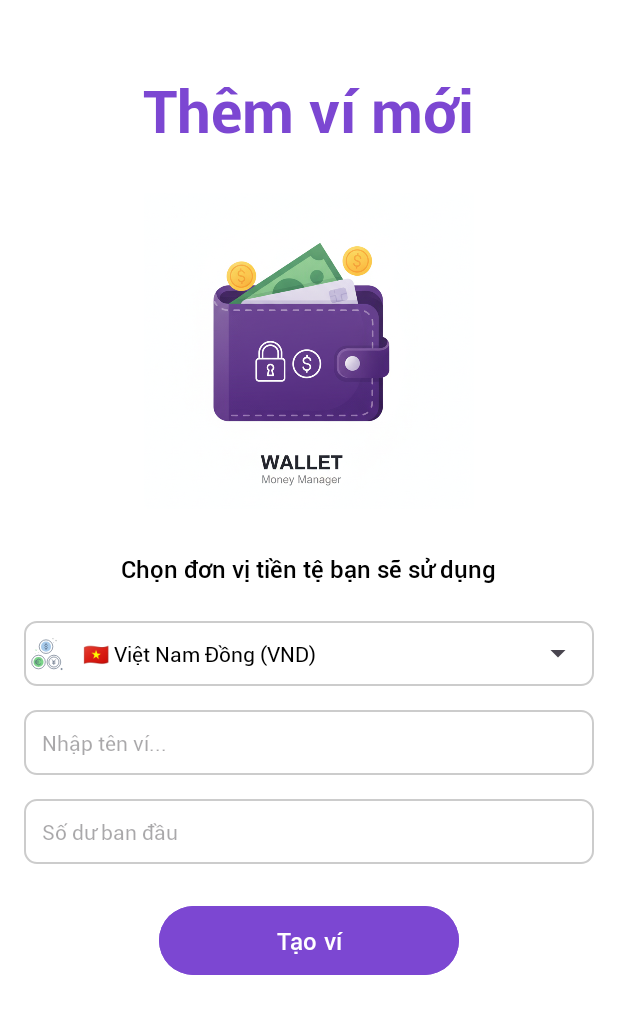
After one commit to duy321111/expense_tracker_app, an Android app: the AddWalletActivity screen opened directly, with no data from a screen before it, on a phone screen of 412 x 824 dp. The commit adds this screen. Shown: the top 1014 px of the screen. Run offline under Robolectric (Android 15) with nearby library versions, the phone set to English and light mode, and no system bars.

Commit message:
add_wallet page

```diff
--- a/app/src/main/AndroidManifest.xml
+++ b/app/src/main/AndroidManifest.xml
@@ -16,7 +16,7 @@
             android:name=".ui.MainActivity"
             android:exported="true">
             <intent-filter>
-                <action android:name="android.intent.action.MAIN" />
+                <action android:name="android.intent.action.Main" />
                 <category android:name="android.intent.category.LAUNCHER" />
             </intent-filter>
         </activity>
@@ -27,6 +27,7 @@
         <activity android:name=".ui.ForgotPassword" android:exported="true"/>
         <activity android:name=".ui.OTPVerification" android:exported="true"/>
         <activity android:name=".ui.ResetPassword" android:exported="true"/>
+        <activity android:name=".ui.AddWalletActivity" android:exported="true"/>
 
     </application>
 </manifest>
--- /dev/null
+++ b/app/src/main/java/com/example/expense_tracker_app/ui/AddWalletActivity.java
@@ -0,0 +1,66 @@
+package com.example.expense_tracker_app.ui;
+
+import android.os.Bundle;
+import android.view.View;
+import android.widget.ArrayAdapter;
+import android.widget.Button;
+import android.widget.EditText;
+import android.widget.Spinner;
+import androidx.appcompat.app.AppCompatActivity;
+import com.example.expense_tracker_app.R;
+
+public class AddWalletActivity extends AppCompatActivity {
+
+    @Override
+    protected void onCreate(Bundle savedInstanceState) {
+        super.onCreate(savedInstanceState);
+        setContentView(R.layout.activity_add_wallet);
+
+        // Khởi tạo Spinner cho tiền tệ
+        Spinner spinnerCurrency = findViewById(R.id.spinner_currency);
+
+        // Sử dụng layout tùy chỉnh để đồng bộ style Body2
+        ArrayAdapter<CharSequence> adapter = ArrayAdapter.createFromResource(
+                this,
+                R.array.currencies,
+                R.layout.spinner_item // layout hiển thị chính
+        );
+        adapter.setDropDownViewResource(R.layout.spinner_dropdown_item); // layout khi xổ ra
+        spinnerCurrency.setAdapter(adapter);
+
+        //  Khởi tạo các View khác
+        Button btnCreateWallet = findViewById(R.id.btn_create_wallet);
+        EditText etWalletName = findViewById(R.id.et_wallet_name);
+        EditText etInitialBalance = findViewById(R.id.et_initial_balance);
+
+        // Xử lý khi nhấn nút "Tạo ví"
+        // Xử lý khi nhấn nút "Tạo ví"
+        btnCreateWallet.setOnClickListener(new View.OnClickListener() {
+            @Override
+            public void onClick(View v) {
+                String walletName = etWalletName.getText().toString().trim();
+                String initialBalanceStr = etInitialBalance.getText().toString().trim();
+                String selectedCurrency = spinnerCurrency.getSelectedItem().toString();
+
+                if (walletName.isEmpty()) {
+                    etWalletName.setError("Vui lòng nhập tên ví!");
+                    return;
+                }
+
+                double initialBalance = 0.0;
+                if (!initialBalanceStr.isEmpty()) {
+                    try {
+                        initialBalance = Double.parseDouble(initialBalanceStr);
+                    } catch (NumberFormatException e) {
+                        etInitialBalance.setError("Số dư không hợp lệ!");
+                        return;
+                    }
+                }
+
+                // TODO: Lưu thông tin ví (walletName, initialBalance, selectedCurrency)
+                // Hiện tại chỉ đóng Activity sau khi tạo
+                finish();
+            }
+        });
+    }
+}
--- a/app/src/main/java/com/example/expense_tracker_app/ui/Login.java
+++ b/app/src/main/java/com/example/expense_tracker_app/ui/Login.java
@@ -25,6 +25,12 @@ public class Login extends AppCompatActivity {
             startActivity(intent);
         });
 
+        Button btnLogin = findViewById(R.id.btnLogin);
+        btnLogin.setOnClickListener(v -> {
+            Intent intent = new Intent(Login.this, AddWalletActivity.class);
+            startActivity(intent);
+        });
+
         // TextView quên mật khẩu
         TextView tvForgotPassword = findViewById(R.id.tvForgotPassword);
         tvForgotPassword.setOnClickListener(v -> {
--- /dev/null
+++ b/app/src/main/res/drawable/border_background.xml
@@ -0,0 +1,6 @@
+<?xml version="1.0" encoding="utf-8"?>
+<shape xmlns:android="http://schemas.android.com/apk/res/android">
+    <solid android:color="#FFFFFF"/>
+    <corners android:radius="8dp"/>
+    <stroke android:width="1dp" android:color="#CCCCCC"/>
+</shape>
--- /dev/null
+++ b/app/src/main/res/drawable/edittext_border.xml
@@ -0,0 +1,6 @@
+<?xml version="1.0" encoding="utf-8"?>
+<shape xmlns:android="http://schemas.android.com/apk/res/android">
+    <solid android:color="#FFFFFF"/>
+    <corners android:radius="8dp"/>
+    <stroke android:width="1dp" android:color="#CCCCCC"/>
+</shape>
--- /dev/null
+++ b/app/src/main/res/drawable/ic_currency.xml
@@ -0,0 +1,63 @@
+<vector xmlns:android="http://schemas.android.com/apk/res/android" android:height="50dp" android:viewportHeight="146" android:viewportWidth="146" android:width="50dp">
+
+    <path android:fillColor="#ffffff" android:pathData="M101,77.94a27.6,27.6 0,1 1,-27.6 27.6A27.6,27.6 0,0 1,101 77.94ZM121.4,105.54a20.4,20.4 0,1 0,-20.4 20.4A20.4,20.4 0,0 0,121.4 105.54Z"/>
+
+    <path android:fillColor="#ffffff" android:pathData="M69,15.54a27.6,27.6 0,1 1,-27.6 27.6A27.6,27.6 0,0 1,69 15.54ZM89.4,43.14A20.4,20.4 0,1 0,69 63.54,20.4 20.4,0 0,0 89.4,43.14Z"/>
+
+    <path android:fillColor="#ffffff" android:pathData="M101,105.54m-20.4,0a20.4,20.4 0,1 1,40.8 0a20.4,20.4 0,1 1,-40.8 0"/>
+
+    <path android:fillColor="#a8cbeb" android:pathData="M69,43.14m-20.4,0a20.4,20.4 0,1 1,40.8 0a20.4,20.4 0,1 1,-40.8 0"/>
+
+    <path android:fillColor="#00000000" android:pathData="M69,43.14m-27.6,0a27.6,27.6 0,1 1,55.2 0a27.6,27.6 0,1 1,-55.2 0" android:strokeColor="#515f76" android:strokeWidth="2.4"/>
+
+    <path android:fillColor="#00000000" android:pathData="M101,105.54m-27.6,0a27.6,27.6 0,1 1,55.2 0a27.6,27.6 0,1 1,-55.2 0" android:strokeColor="#515f76" android:strokeWidth="2.4"/>
+
+    <path android:fillColor="#00000000" android:pathData="M101,105.54m-20.4,0a20.4,20.4 0,1 1,40.8 0a20.4,20.4 0,1 1,-40.8 0" android:strokeColor="#515f76" android:strokeWidth="2.4"/>
+
+    <path android:fillColor="#00000000" android:pathData="M100.6,103.94l0,1.2l0,5.6l0,5.2" android:strokeColor="#515f76" android:strokeLineCap="round" android:strokeWidth="2.4"/>
+
+    <path android:fillColor="#00000000" android:pathData="M107.4,96.14l-6.14,7.4l-1.06,0l-6.14,-7.29" android:strokeColor="#515f76" android:strokeLineCap="round" android:strokeWidth="2.4"/>
+
+    <path android:fillColor="#00000000" android:pathData="M95.4,105.14l5.2,0l5.2,0" android:strokeColor="#515f76" android:strokeLineCap="round" android:strokeWidth="2.4"/>
+
+    <path android:fillColor="#00000000" android:pathData="M95.4,110.74l5.2,0l5.2,0" android:strokeColor="#515f76" android:strokeLineCap="round" android:strokeWidth="2.4"/>
+
+    <path android:fillColor="#ffffff" android:pathData="M38.6,77.94A27.6,27.6 0,1 1,11 105.54,27.6 27.6,0 0,1 38.6,77.94ZM59,105.54a20.4,20.4 0,1 0,-20.4 20.4A20.4,20.4 0,0 0,59 105.54Z"/>
+
+    <path android:fillColor="#7bd489" android:pathData="M38.6,105.54m-20.4,0a20.4,20.4 0,1 1,40.8 0a20.4,20.4 0,1 1,-40.8 0"/>
+
+    <path android:fillColor="#00000000" android:pathData="M38.6,105.54m-27.6,0a27.6,27.6 0,1 1,55.2 0a27.6,27.6 0,1 1,-55.2 0" android:strokeColor="#515f76" android:strokeWidth="2.4"/>
+
+    <path android:fillColor="#00000000" android:pathData="M47.86,113.26a11.6,11.6 0,1 1,-0.34 -16.06" android:strokeColor="#515f76" android:strokeLineCap="round" android:strokeWidth="2.4"/>
+
+    <path android:fillColor="#00000000" android:pathData="M25,101.94l3.39,0l10.21,0" android:strokeColor="#515f76" android:strokeLineCap="round" android:strokeWidth="2.4"/>
+
+    <path android:fillColor="#00000000" android:pathData="M25,109.14l3.48,0l10.12,0" android:strokeColor="#515f76" android:strokeLineCap="round" android:strokeWidth="2.4"/>
+
+    <path android:fillColor="#00000000" android:pathData="M69.2,42.74c2.87,0 5.2,2.06 5.2,4.6s-2.33,4.6 -5.2,4.6S64,49.88 64,47.34" android:strokeColor="#515f76" android:strokeLineCap="round" android:strokeWidth="2.4"/>
+
+    <path android:fillColor="#00000000" android:pathData="M74.4,38.14c0,-2.54 -2.33,-4.6 -5.2,-4.6S64,35.6 64,38.14s2.33,4.6 5.2,4.6" android:strokeColor="#515f76" android:strokeLineCap="round" android:strokeWidth="2.4"/>
+
+    <path android:fillColor="#00000000" android:pathData="M69,30L69,32" android:strokeColor="#515f76" android:strokeLineCap="round" android:strokeWidth="2"/>
+
+    <path android:fillColor="#00000000" android:pathData="M69,52L69,55" android:strokeColor="#515f76" android:strokeLineCap="round" android:strokeWidth="2"/>
+
+    <path android:fillColor="#00000000" android:pathData="M27.26,55.81L30.46,59.01" android:strokeColor="#7bd489" android:strokeLineCap="round" android:strokeWidth="1.6"/>
+
+    <path android:fillColor="#00000000" android:pathData="M30.46,55.81L27.26,59.01" android:strokeColor="#7bd489" android:strokeLineCap="round" android:strokeWidth="1.6"/>
+
+    <path android:fillColor="#00000000" android:pathData="M97.5,11.01m-2,0a2,2 0,1 1,4 0a2,2 0,1 1,-4 0" android:strokeColor="#b8b9ba" android:strokeLineCap="round" android:strokeWidth="1.6"/>
+
+    <path android:fillColor="#b8b9ba" android:pathData="M100.2,26.87m-1.6,0a1.6,1.6 0,1 1,3.2 0a1.6,1.6 0,1 1,-3.2 0"/>
+
+    <path android:fillColor="#b8b9ba" android:pathData="M109.71,16.84L112,15.62a0.08,0.08 0,0 1,0.12 0.08l-0.44,2.59 2,1.95 -2.76,0.4 -1.24,2.5 -1.24,-2.5 -2.6,-0.38a0.08,0.08 0,0 1,0 -0.14l1.88,-1.84 -0.47,-2.75Z"/>
+
+    <path android:fillColor="#b8b9ba" android:pathData="M37.86,66.54m-1.6,0a1.6,1.6 0,1 1,3.2 0a1.6,1.6 0,1 1,-3.2 0"/>
+
+    <path android:fillColor="#b8b9ba" android:pathData="M25,71.67m-1.6,0a1.6,1.6 0,1 1,3.2 0a1.6,1.6 0,1 1,-3.2 0"/>
+
+    <path android:fillColor="#00000000" android:pathData="M132.2,131.29L132.2,136.59" android:strokeColor="#515f76" android:strokeLineCap="round" android:strokeWidth="2.4"/>
+
+    <path android:fillColor="#00000000" android:pathData="M135,133.94L129.4,133.94" android:strokeColor="#515f76" android:strokeLineCap="round" android:strokeWidth="2.4"/>
+
+</vector>
--- /dev/null
+++ b/app/src/main/res/layout/activity_add_wallet.xml
@@ -0,0 +1,100 @@
+<?xml version="1.0" encoding="utf-8"?>
+<LinearLayout xmlns:android="http://schemas.android.com/apk/res/android"
+    android:layout_width="match_parent"
+    android:layout_height="match_parent"
+    android:orientation="vertical"
+    android:padding="16dp"
+    android:background="@color/white">
+
+    <!-- Tiêu đề -->
+    <TextView
+        android:layout_width="wrap_content"
+        android:layout_height="wrap_content"
+        android:text="Thêm ví mới"
+        android:layout_gravity="center"
+        style="@style/Heading1"
+        android:textColor="@color/primary_1"
+        android:layout_marginTop="30dp"
+        android:layout_marginBottom="24dp"/>
+
+    <!-- Hình minh họa ví -->
+    <ImageView
+        android:layout_width="220dp"
+        android:layout_height="220dp"
+        android:src="@drawable/wallet"
+        android:layout_gravity="center"
+        android:contentDescription="Wallet Illustration"
+        android:scaleType="fitCenter"
+        android:layout_marginBottom="24dp"/>
+
+    <!-- Mô tả -->
+    <TextView
+        android:layout_width="wrap_content"
+        android:layout_height="wrap_content"
+        android:text="Chọn đơn vị tiền tệ bạn sẽ sử dụng"
+        android:textSize="16sp"
+        android:textColor="@color/black"
+        android:layout_gravity="center"
+        style="@style/Body1"
+        android:layout_marginBottom="24dp"/>
+
+    <!-- Spinner cho tiền tệ với icon -->
+    <LinearLayout
+        android:layout_width="match_parent"
+        android:layout_height="wrap_content"
+        android:orientation="horizontal"
+        android:background="@drawable/border_background"
+        android:layout_marginBottom="16dp"
+        style="@style/Body2">
+
+        <ImageView
+            android:layout_width="24dp"
+            android:layout_height="24dp"
+            android:layout_marginTop="10dp"
+            android:layout_marginStart="3dp"
+            android:src="@drawable/ic_currency"
+       />
+
+        <Spinner
+            android:id="@+id/spinner_currency"
+            style="@style/Body2"
+            android:layout_width="match_parent"
+            android:layout_height="wrap_content"
+            android:entries="@array/currencies" />
+    </LinearLayout>
+
+    <!-- Ô nhập tên ví -->
+    <EditText
+        android:id="@+id/et_wallet_name"
+        android:layout_width="match_parent"
+        android:layout_height="wrap_content"
+        style="@style/Body2"
+        android:hint="Nhập tên ví..."
+        android:padding="12dp"
+        android:background="@drawable/edittext_border"
+        android:layout_marginBottom="16dp"/>
+
+    <!-- Ô nhập số dư -->
+    <EditText
+        android:id="@+id/et_initial_balance"
+        android:layout_width="match_parent"
+        android:layout_height="wrap_content"
+        style="@style/Body2"
+        android:hint="Số dư ban đầu"
+        android:inputType="numberDecimal"
+        android:padding="12dp"
+        android:background="@drawable/edittext_border"
+        android:layout_marginBottom="24dp"/>
+
+    <!-- Nút Tạo ví -->
+    <Button
+        android:id="@+id/btn_create_wallet"
+        android:layout_width="200dp"
+        android:layout_height="wrap_content"
+        android:text="Tạo ví"
+        android:layout_gravity="center_horizontal"
+        android:backgroundTint="@color/primary_1"
+        android:textColor="#FFFFFF"
+        style="@style/Body1"
+        android:padding="12dp"/>
+</LinearLayout>
--- /dev/null
+++ b/app/src/main/res/layout/spinner_dropdown_item.xml
@@ -0,0 +1,8 @@
+<TextView xmlns:android="http://schemas.android.com/apk/res/android"
+    style="@style/Body2"
+    android:layout_width="match_parent"
+    android:layout_height="wrap_content"
+    android:padding="12dp"
+    android:textColor="@color/black"
+    android:background="?android:attr/selectableItemBackground"
+    android:gravity="center_vertical" />
--- /dev/null
+++ b/app/src/main/res/layout/spinner_item.xml
@@ -0,0 +1,7 @@
+<TextView xmlns:android="http://schemas.android.com/apk/res/android"
+    style="@style/Body2"
+    android:layout_width="match_parent"
+    android:layout_height="wrap_content"
+    android:padding="12dp"
+    android:textColor="@color/black"
+    android:gravity="center_vertical" />
--- /dev/null
+++ b/app/src/main/res/values/arrays.xml
@@ -0,0 +1,10 @@
+<?xml version="1.0" encoding="utf-8"?>
+<resources>
+    <string-array name="currencies">
+        <item>🇻🇳 Việt Nam Đồng (VND)</item>
+        <item>🇺🇸 Đô la Mỹ (USD)</item>
+        <item>🇪🇺 Euro (EUR)</item>
+        <item>🇯🇵 Yên Nhật (JPY)</item>
+        <item>Khác...</item>
+    </string-array>
+</resources>
```
Also changed, not shown: app/src/main/res/drawable/bg_wallet_illustration.jpg (added), app/src/main/res/drawable/img.png (added), app/src/main/res/drawable/wallet.png (added).
